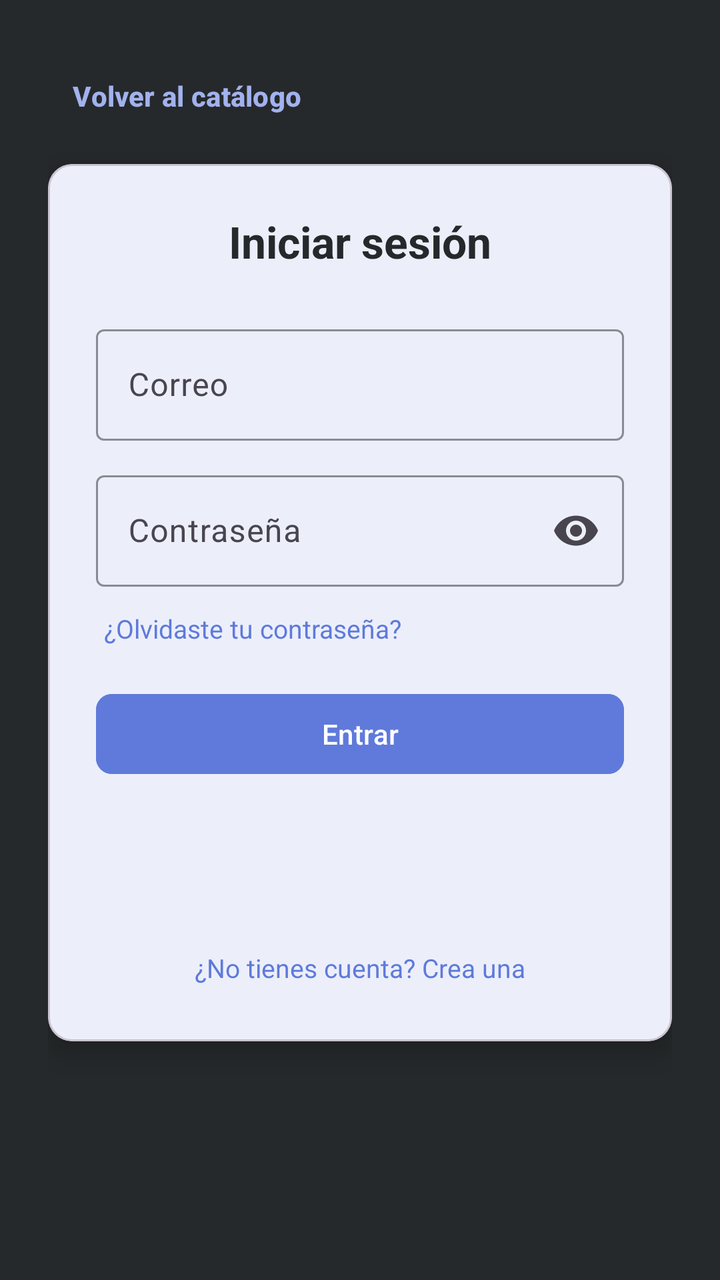
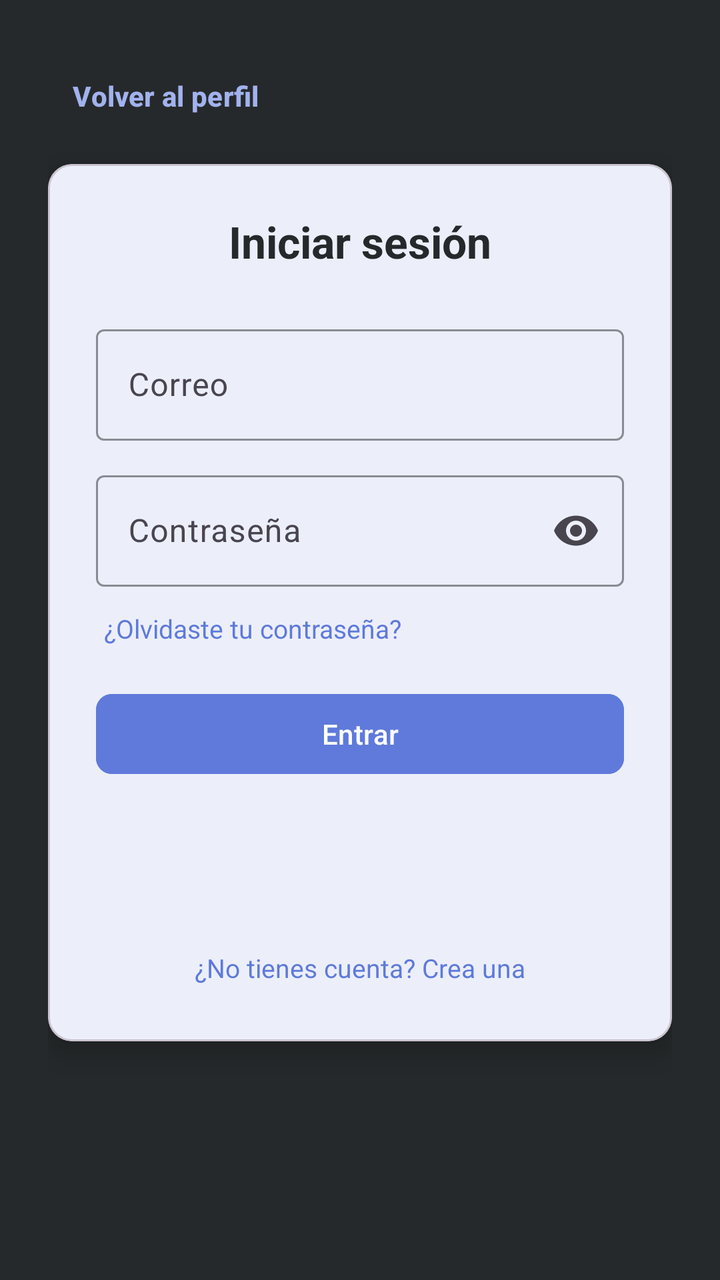

Screens rendered from an Android XML layout before and after an edit, with the pre-edit source and the edit as a unified diff.
<!-- AndroidManifest.xml: application theme Theme.CompraSegura -->
<!-- res/layout/activity_login.xml -->
<?xml version="1.0" encoding="utf-8"?>
<ScrollView xmlns:android="http://schemas.android.com/apk/res/android"
    xmlns:app="http://schemas.android.com/apk/res-auto"
    xmlns:tools="http://schemas.android.com/tools"
    android:layout_width="match_parent"
    android:layout_height="match_parent"
    android:background="@color/dark_primary"
    android:fillViewport="true"
    tools:context=".ui.auth.LoginActivity">

    <LinearLayout
        android:layout_width="match_parent"
        android:layout_height="wrap_content"
        android:layout_gravity="center_vertical"
        android:orientation="vertical"
        android:padding="24dp">

        
        <Button
            android:id="@+id/botonVolver"
            style="@style/Widget.Material3.Button.TextButton"
            android:layout_width="wrap_content"
            android:layout_height="wrap_content"
            android:layout_marginBottom="10dp"
            android:text="Volver al catálogo"
            android:textStyle="bold"
            android:textColor="@color/primary_light" />

        
        <com.google.android.material.card.MaterialCardView
            android:layout_width="match_parent"
            android:layout_height="wrap_content"
            app:cardBackgroundColor="@color/white"
            app:cardCornerRadius="12dp"
            app:cardElevation="8dp">

            <LinearLayout
                android:layout_width="match_parent"
                android:layout_height="wrap_content"
                android:orientation="vertical"
                android:padding="24dp">

                <TextView
                    android:layout_width="wrap_content"
                    android:layout_height="wrap_content"
                    android:layout_gravity="center_horizontal"
                    android:text="@string/login_titulo"
                    android:textColor="@color/text_primary"
                    android:textSize="22sp"
                    android:textStyle="bold" />

                <com.google.android.material.textfield.TextInputLayout
                    style="@style/Widget.Material3.TextInputLayout.OutlinedBox"
                    android:layout_width="match_parent"
                    android:layout_height="wrap_content"
                    android:layout_marginTop="24dp"
                    android:hint="@string/login_correo"
                    app:boxStrokeColor="@color/primary"
                    app:hintTextColor="@color/text_secondary">

                    <com.google.android.material.textfield.TextInputEditText
                        android:id="@+id/campoCorreo"
                        android:layout_width="match_parent"
                        android:layout_height="wrap_content"
                        android:autofillHints="emailAddress"
                        android:inputType="textEmailAddress" />
                </com.google.android.material.textfield.TextInputLayout>

                <com.google.android.material.textfield.TextInputLayout
                    style="@style/Widget.Material3.TextInputLayout.OutlinedBox"
                    android:layout_width="match_parent"
                    android:layout_height="wrap_content"
                    android:layout_marginTop="12dp"
                    android:hint="@string/login_password"
                    app:boxStrokeColor="@color/primary"
                    app:hintTextColor="@color/text_secondary"
                    app:endIconMode="password_toggle">

                    <com.google.android.material.textfield.TextInputEditText
                        android:id="@+id/campoPassword"
                        android:layout_width="match_parent"
                        android:layout_height="wrap_content"
                        android:autofillHints="password"
                        android:inputType="textPassword" />
                </com.google.android.material.textfield.TextInputLayout>

                
                <TextView
                    android:id="@+id/botonOlvidePassword"
                    android:layout_width="wrap_content"
                    android:layout_height="wrap_content"
                    android:layout_gravity="start"
                    android:layout_marginTop="8dp"
                    android:text="¿Olvidaste tu contraseña?"
                    android:textColor="@color/primary"
                    android:textSize="13sp"
                    android:padding="4dp"
                    android:clickable="true"
                    android:focusable="true"
                    android:background="?attr/selectableItemBackground" />

                <TextView
                    android:id="@+id/textoError"
                    android:layout_width="match_parent"
                    android:layout_height="wrap_content"
                    android:layout_marginTop="12dp"
                    android:textColor="@color/error"
                    android:visibility="gone" />

                <Button
                    android:id="@+id/botonEntrar"
                    android:layout_width="match_parent"
                    android:layout_height="wrap_content"
                    android:layout_marginTop="16dp"
                    android:text="@string/login_entrar"
                    android:textColor="@color/white"
                    android:backgroundTint="@color/primary"
                    app:cornerRadius="8dp" />

                <ProgressBar
                    android:id="@+id/progreso"
                    android:layout_width="wrap_content"
                    android:layout_height="wrap_content"
                    android:layout_gravity="center_horizontal"
                    android:layout_marginTop="16dp"
                    android:visibility="invisible" />

                <TextView
                    android:id="@+id/botonIrARegistro"
                    android:layout_width="wrap_content"
                    android:layout_height="wrap_content"
                    android:layout_gravity="center_horizontal"
                    android:layout_marginTop="16dp"
                    android:text="¿No tienes cuenta? Crea una"
                    android:textColor="@color/primary"
                    android:textSize="13sp"
                    android:padding="4dp"
                    android:clickable="true"
                    android:focusable="true"
                    android:background="?attr/selectableItemBackground" />
            </LinearLayout>
        </com.google.android.material.card.MaterialCardView>
    </LinearLayout>
</ScrollView>
<!-- resources referenced by this layout -->
<resources>
  <color name="dark_primary">#26292B</color>
  <color name="error">#E53935</color>
  <color name="primary">#5F7ADB</color>
  <color name="primary_light">#A2B2EE</color>
  <color name="text_primary">#26292B</color>
  <color name="text_secondary">#6B7280</color>
  <color name="white">#FFFFFF</color>
  <string name="login_correo">Correo</string>
  <string name="login_entrar">Entrar</string>
  <string name="login_password">Contraseña</string>
  <string name="login_titulo">Iniciar sesión</string>
  <style name="Theme.CompraSegura" parent="Base.Theme.CompraSegura" />
  <style name="Base.Theme.CompraSegura" parent="Theme.Material3.Light.NoActionBar">
          
          <item name="colorPrimary">@color/primary</item>
          <item name="colorOnPrimary">@color/white</item>
          <item name="colorSecondary">@color/primary_light</item>
          <item name="colorOnSecondary">@color/dark_primary</item>
  
          
          <item name="android:colorBackground">@color/white</item>
          <item name="colorSurface">@color/white</item>
          <item name="colorOnSurface">@color/text_primary</item>
  
          
          <item name="android:statusBarColor">@color/dark_primary</item>
          <item name="android:navigationBarColor">@color/dark_primary</item>
      </style>
</resources>

<!-- the commit's change to res/layout/activity_login.xml (unified diff, before → after) -->
@@ -22,7 +22,7 @@
             android:layout_width="wrap_content"
             android:layout_height="wrap_content"
             android:layout_marginBottom="10dp"
-            android:text="Volver al catálogo"
+            android:text="Volver al perfil"
             android:textStyle="bold"
             android:textColor="@color/primary_light" />
 
